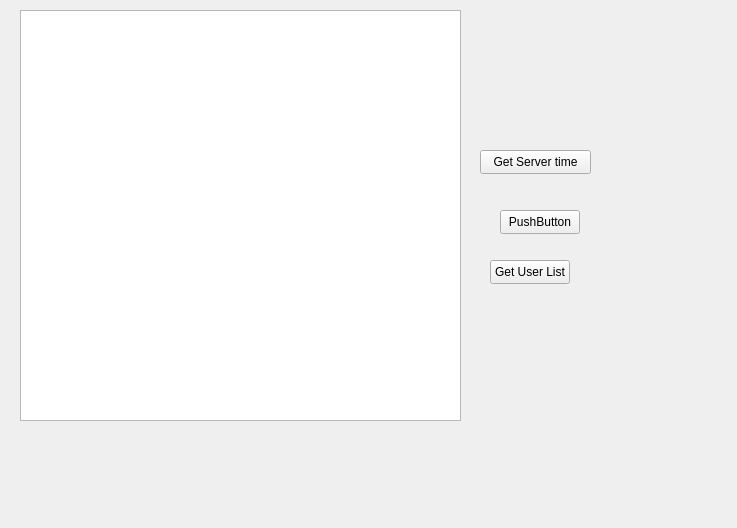
Qt form Qt-External-Libraries-Examples/CURL-Example/src/view/ui/MainWindow.ui (STyulenev/Qt-CPP-Examples) before a commit.
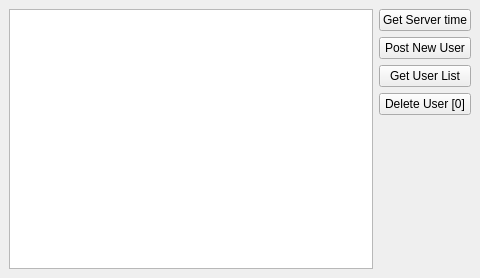
The same form after that commit.

Commit message: Added delete request and QMake build files

Diff of the .ui file:
```diff
--- a/Qt-External-Libraries-Examples/CURL-Example/src/view/ui/MainWindow.ui
+++ b/Qt-External-Libraries-Examples/CURL-Example/src/view/ui/MainWindow.ui
@@ -6,63 +6,64 @@
    <rect>
     <x>0</x>
     <y>0</y>
-    <width>737</width>
-    <height>528</height>
+    <width>480</width>
+    <height>278</height>
    </rect>
   </property>
   <property name="windowTitle">
    <string>CURL-Example</string>
   </property>
   <widget class="QWidget" name="centralwidget">
+   <layout class="QGridLayout" name="gridLayout">
+    <item row="0" column="0">
+     <widget class="QTextEdit" name="textEdit"/>
+    </item>
+    <item row="0" column="1">
+     <layout class="QVBoxLayout" name="verticalLayout">
+      <item>
    <widget class="QPushButton" name="pushButton">
-    <property name="geometry">
-     <rect>
-      <x>480</x>
-      <y>150</y>
-      <width>111</width>
-      <height>24</height>
-     </rect>
-    </property>
     <property name="text">
      <string>Get Server time</string>
     </property>
    </widget>
+      </item>
+      <item>
+       <widget class="QPushButton" name="pushButton_3">
+        <property name="text">
+         <string>Post New User</string>
+        </property>
+       </widget>
+      </item>
+      <item>
    <widget class="QPushButton" name="pushButton_2">
-    <property name="geometry">
-     <rect>
-      <x>490</x>
-      <y>260</y>
-      <width>80</width>
-      <height>24</height>
-     </rect>
-    </property>
     <property name="text">
      <string>Get User List</string>
     </property>
    </widget>
-   <widget class="QPushButton" name="pushButton_3">
-    <property name="geometry">
-     <rect>
-      <x>500</x>
-      <y>210</y>
-      <width>80</width>
-      <height>24</height>
-     </rect>
-    </property>
+      </item>
+      <item>
+       <widget class="QPushButton" name="pushButton_4">
     <property name="text">
-     <string>PushButton</string>
-    </property>
-   </widget>
-   <widget class="QTableView" name="tableView">
-    <property name="geometry">
-     <rect>
-      <x>20</x>
-      <y>10</y>
-      <width>441</width>
-      <height>411</height>
-     </rect>
-    </property>
-   </widget>
+         <string>Delete User [0]</string>
+        </property>
+       </widget>
+      </item>
+      <item>
+       <spacer name="verticalSpacer">
+        <property name="orientation">
+         <enum>Qt::Vertical</enum>
+        </property>
+        <property name="sizeHint" stdset="0">
+         <size>
+          <width>20</width>
+          <height>40</height>
+         </size>
+        </property>
+       </spacer>
+      </item>
+     </layout>
+    </item>
+   </layout>
   </widget>
  </widget>
  <resources/>
```
Lines whose indentation alone changed are shown as unchanged. The commit also changes 15 other files.
